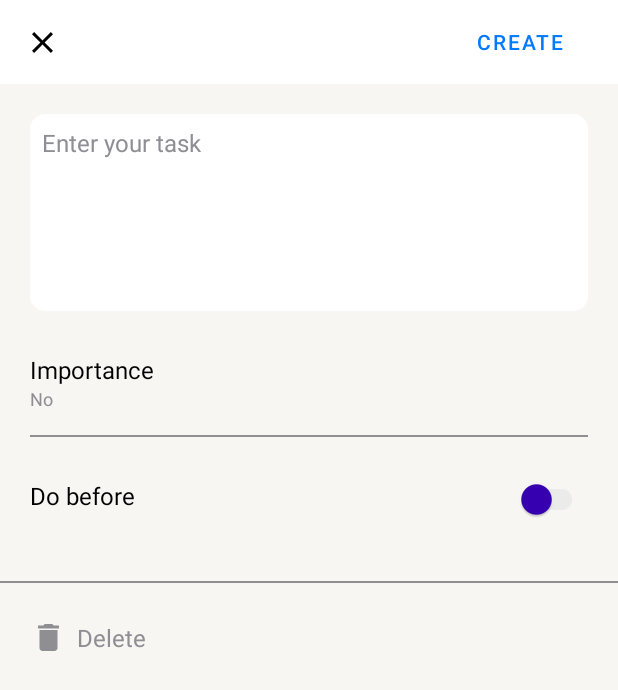
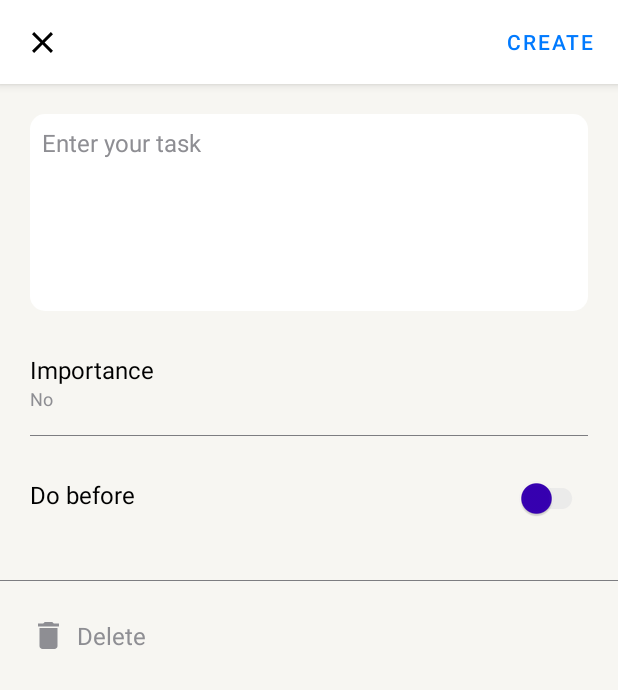
Before and after one commit to CTACEK/doitnow-android, an Android app: the NewEditTaskFragment screen opened through its navigation route, on a phone screen of 412 x 824 dp. Shown: the top 690 px of the screen. Run offline under Robolectric (Android 15) with nearby library versions, the phone set to English and light mode, and no system bars; libraries missing offline, so code that uses them is left out: com.daimajia.androidanimations, com.github.javafaker, it.xabaras.android.

Commit message:
little fix

```diff
--- a/app/src/main/res/layout/activity_main.xml
+++ b/app/src/main/res/layout/activity_main.xml
@@ -1,13 +1,11 @@
 <?xml version="1.0" encoding="utf-8"?>
-<androidx.fragment.app.FragmentContainerView
-    xmlns:android="http://schemas.android.com/apk/res/android"
+<androidx.fragment.app.FragmentContainerView xmlns:android="http://schemas.android.com/apk/res/android"
     xmlns:app="http://schemas.android.com/apk/res-auto"
     xmlns:tools="http://schemas.android.com/tools"
     android:id="@+id/fragment_container_view"
     android:name="androidx.navigation.fragment.NavHostFragment"
-    tools:context=".MainActivity"
     android:layout_width="match_parent"
     android:layout_height="match_parent"
     app:defaultNavHost="true"
-    app:navGraph="@navigation/main_graph">
-</androidx.fragment.app.FragmentContainerView>
+    app:navGraph="@navigation/main_graph"
+    tools:context=".MainActivity" />
--- a/app/src/main/res/layout/fragment_main.xml
+++ b/app/src/main/res/layout/fragment_main.xml
@@ -53,7 +53,7 @@
                 android:layout_height="50dp"
                 android:layout_gravity="bottom|end"
                 android:layout_marginEnd="22dp"
-                android:background="@null"
+                android:background="?attr/selectableItemBackgroundBorderless"
                 android:importantForAccessibility="no"
                 app:backgroundTint="@android:color/transparent"
                 app:elevation="0dp"
--- a/app/src/main/res/layout/fragment_new_edit_task.xml
+++ b/app/src/main/res/layout/fragment_new_edit_task.xml
@@ -1,11 +1,18 @@
 <?xml version="1.0" encoding="utf-8"?>
-<androidx.constraintlayout.widget.ConstraintLayout xmlns:android="http://schemas.android.com/apk/res/android"
+<androidx.coordinatorlayout.widget.CoordinatorLayout xmlns:android="http://schemas.android.com/apk/res/android"
     xmlns:app="http://schemas.android.com/apk/res-auto"
     xmlns:tools="http://schemas.android.com/tools"
     android:layout_width="match_parent"
     android:layout_height="match_parent"
     android:background="?attr/colorPrimary"
     tools:context=".ui.fragments.NewEditTaskFragment">
+
+    <com.google.android.material.appbar.AppBarLayout
+        android:id="@+id/app_bar"
+        android:layout_width="match_parent"
+        android:layout_height="wrap_content"
+        android:fitsSystemWindows="true"
+        android:theme="@style/Theme.DoItNow">
 
         <com.google.android.material.appbar.MaterialToolbar
             android:id="@+id/toolbar"
@@ -22,8 +29,7 @@
                 android:layout_width="wrap_content"
                 android:layout_height="wrap_content"
                 android:layout_gravity="end"
-            android:layout_marginEnd="20dp"
-            android:background="#00000000"
+                android:background="?android:attr/selectableItemBackground"
                 android:text="@string/save_button"
                 android:textColor="@color/color_light_blue"
                 app:layout_constraintBottom_toBottomOf="@+id/toolbar"
@@ -32,19 +38,19 @@
 
         </com.google.android.material.appbar.MaterialToolbar>
 
+    </com.google.android.material.appbar.AppBarLayout>
+
 
     <ScrollView
         android:layout_width="match_parent"
         android:layout_height="wrap_content"
-        app:layout_constraintEnd_toEndOf="parent"
-        app:layout_constraintStart_toStartOf="parent"
-        app:layout_constraintTop_toBottomOf="@+id/toolbar">
+        app:layout_behavior="com.google.android.material.appbar.AppBarLayout$ScrollingViewBehavior">
 
         <androidx.constraintlayout.widget.ConstraintLayout
             android:id="@+id/constraintLayout"
             android:layout_width="match_parent"
             android:layout_height="wrap_content"
-            android:paddingBottom="70dp">
+            android:paddingBottom="20dp">
 
 
             <EditText
@@ -99,10 +105,11 @@
 
             </LinearLayout>
 
-            <View
+            <com.google.android.material.divider.MaterialDivider
                 android:id="@+id/short_separator_line"
                 android:layout_width="match_parent"
-                android:layout_height="1dp"
+                android:layout_height="wrap_content"
+                app:dividerThickness="0.5dp"
                 android:layout_marginStart="20dp"
                 android:layout_marginTop="16dp"
                 android:layout_marginEnd="20dp"
@@ -149,10 +156,11 @@
                 app:layout_constraintStart_toStartOf="parent"
                 app:layout_constraintTop_toBottomOf="@+id/textview_do_before" />
 
-            <View
+            <com.google.android.material.divider.MaterialDivider
                 android:id="@+id/end_separator_line"
                 android:layout_width="match_parent"
-                android:layout_height="1dp"
+                android:layout_height="wrap_content"
+                app:dividerThickness="0.5dp"
                 android:layout_marginTop="20dp"
                 android:background="@color/color_light_gray"
                 app:layout_constraintStart_toStartOf="parent"
@@ -180,4 +188,4 @@
     </ScrollView>
 
 
-</androidx.constraintlayout.widget.ConstraintLayout>
+</androidx.coordinatorlayout.widget.CoordinatorLayout>
```
Lines whose indentation alone changed are shown as unchanged.
